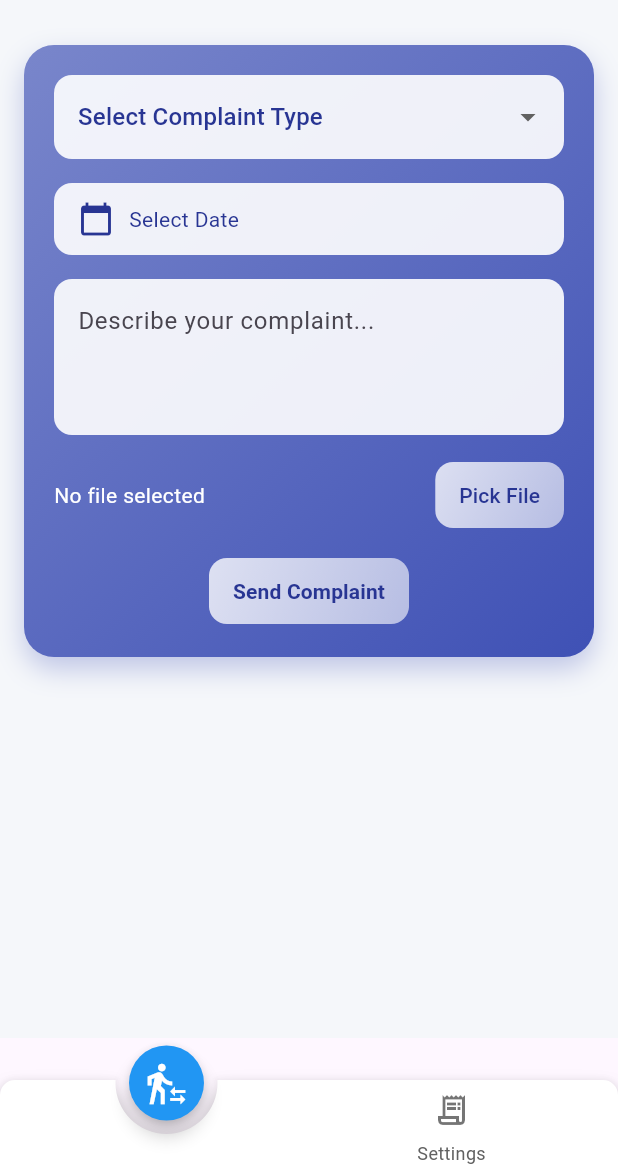
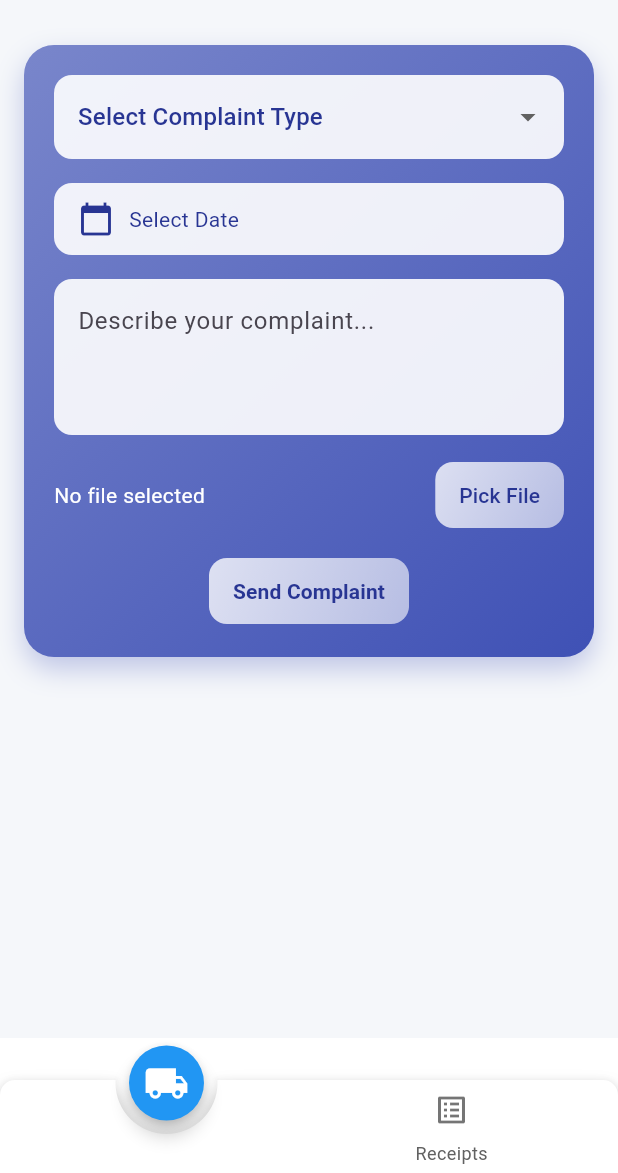
Before and after one commit to Sreenu-Chandaka/bees_flutter_task, a Flutter app: the BottomNavigationScreen screen opened directly, on a phone screen of 412 x 824 dp, the part 63-1236 px from its top. Run offline on Flutter 3.47's test engine with Material 3 defaults, Android fonts, the phone set to English and light mode, and no system bars; drawn by our look-alikes of animated_notch_bottom_bar; our stand-ins replace animate_do, file_picker, flutter_animate, get, pdf, printing; statements that could not run were skipped.

Commit message:
Update bottom_navigation_bar.dart

```diff
--- a/lib/screens/bottom_navigation_bar.dart
+++ b/lib/screens/bottom_navigation_bar.dart
@@ -30,6 +30,7 @@ class _BottomNavigationScreenState extends State<BottomNavigationScreen> {
   @override
   Widget build(BuildContext context) {
     return Scaffold(
+      backgroundColor: Colors.white,
       body: IndexedStack(
         index: _controller.index,
         children: _screens,
@@ -37,7 +38,7 @@ class _BottomNavigationScreenState extends State<BottomNavigationScreen> {
       bottomNavigationBar: AnimatedNotchBottomBar(
         kIconSize: 30,
         removeMargins: true,
-        bottomBarWidth: MediaQuery.of(context).size.width * 0.5, // Use 90% of screen width
+
         color: Colors.white,
         showLabel: true,
         notchColor: Colors.blue,
@@ -45,14 +46,14 @@ class _BottomNavigationScreenState extends State<BottomNavigationScreen> {
         kBottomRadius: 20,
         bottomBarItems: const [
           BottomBarItem(
-            inActiveItem: Icon(Icons.transfer_within_a_station, color: Colors.black54),
-            activeItem: Icon(Icons.transfer_within_a_station, color: Colors.white, size: 30),
-            itemLabel: 'Home',
+            inActiveItem: Icon(Icons.local_shipping, color: Colors.black54),
+            activeItem: Icon(Icons.local_shipping, color: Colors.white, size: 30),
+            itemLabel: 'Transport Management',
           ),
           BottomBarItem(
-            inActiveItem: Icon(Icons.receipt_long_outlined, color: Colors.black54),
-            activeItem: Icon(Icons.receipt_long_outlined, color: Colors.white, size: 30),
-            itemLabel: 'Settings',
+            inActiveItem: Icon(Icons.list_alt, color: Colors.black54),
+            activeItem: Icon(Icons.list_alt, color: Colors.white, size: 30),
+            itemLabel: 'Receipts',
           ),
         ],
         onTap: (index) {
```
